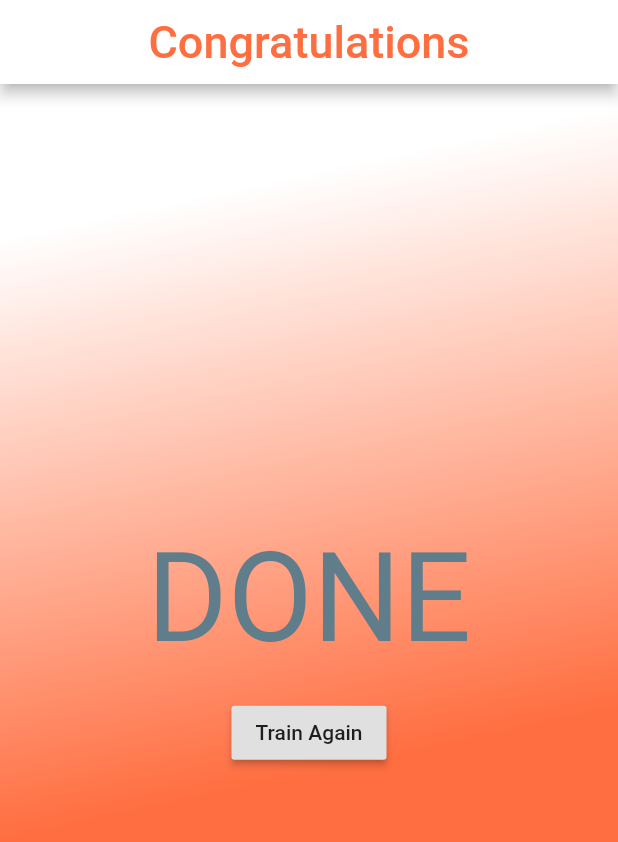
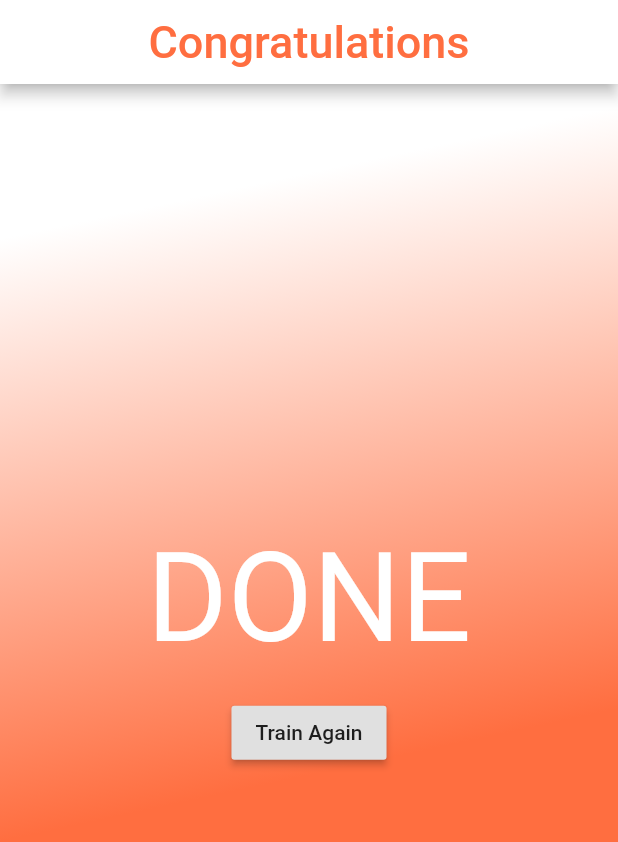
Before and after one commit to mrabdulrrahimklis/vaudience-release, a Flutter app: the DonePage screen opened directly, on a phone screen of 412 x 824 dp. Shown: the top 842 px of the screen. Run offline on Flutter 3.47's test engine with Material 2 defaults, Android fonts, the phone set to English and light mode, and no system bars; network calls fail.

Commit message:
clean code

```diff
--- a/lib/Pages/done.page.dart
+++ b/lib/Pages/done.page.dart
@@ -30,8 +30,9 @@ class _DonePageState extends State<DonePage> {
               Text(
                 'DONE',
                 style: TextStyle(
-                    fontSize: MediaQuery.of(context).size.width * 0.2,
-                    color: Colors.blueGrey),
+                  fontSize: MediaQuery.of(context).size.width * 0.2,
+                  color: Colors.white,
+                ),
               ),
               Padding(
                 padding: const EdgeInsets.symmetric(vertical: 16.0),
--- a/lib/Pages/working.page.dart
+++ b/lib/Pages/working.page.dart
@@ -31,7 +31,8 @@ class _WorkingPageState extends State<WorkingPage> {
   @override
   initState() {
     super.initState();
-    for (int i = 0; i < int.parse(widget.trainingIntervals); i++) { // bad way to mock data
+    // bad way to mock data
+    for (int i = 0; i < int.parse(widget.trainingIntervals); i++) {
       this.data.add({
         'color': Colors.green,
         'duration': Duration(minutes: int.parse(widget.durationTimeInterval)),
```
